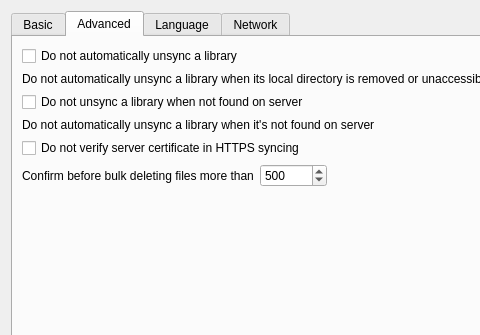
First picture: the form in ui/settings-dialog.ui, repository haiwen/seafile-client, before the edit; both pictures show x 0 to 480 and y 0 to 335 of the 724 by 579 pixel window.
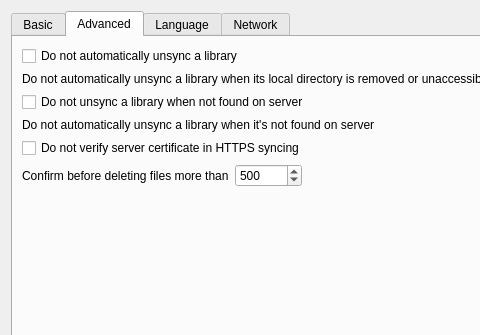
Second picture: the form after the edit. The open tabs and pages were chosen to show the change.

Commit message: Improve UI of the deleting confirmation box (#1456)

What changed in the file:
```diff
--- a/ui/settings-dialog.ui
+++ b/ui/settings-dialog.ui
@@ -195,7 +195,7 @@
          <item row="0" column="0">
           <widget class="QLabel" name="label">
            <property name="text">
-            <string>Confirm before bulk deleting files more than</string>
+            <string>Confirm before deleting files more than</string>
            </property>
           </widget>
          </item>
```
The commit also changes 4 other files.
